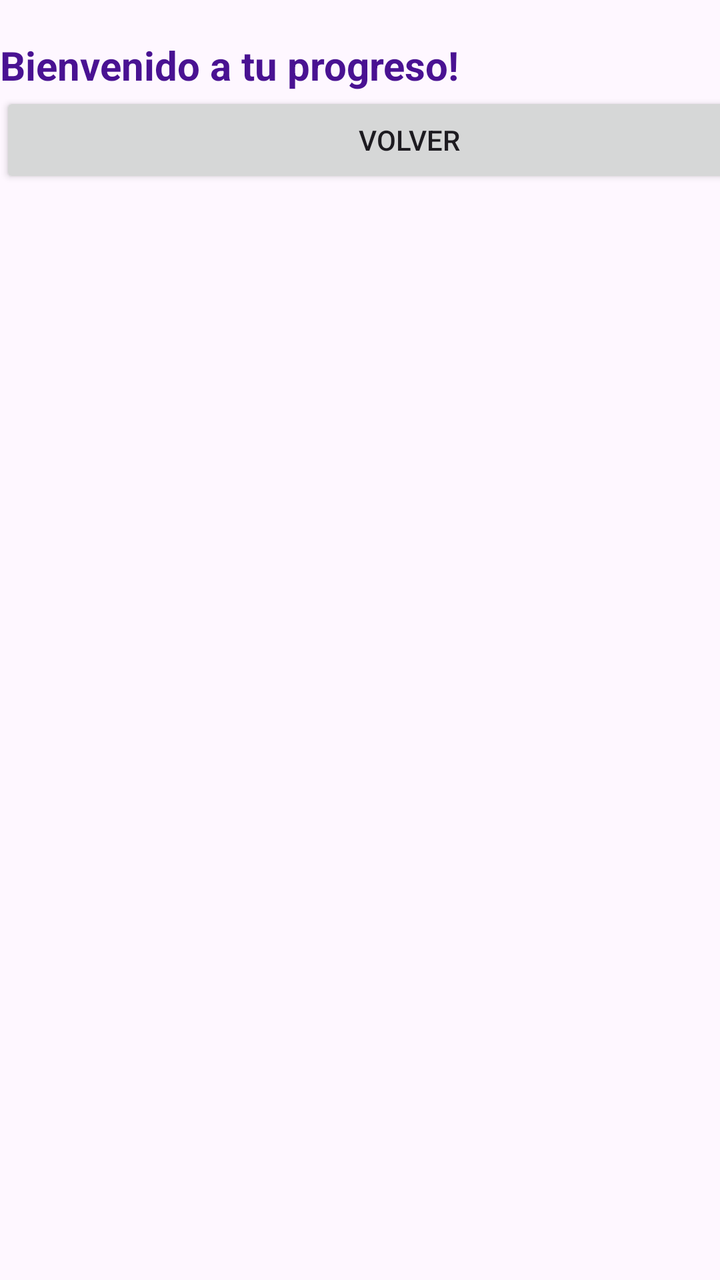
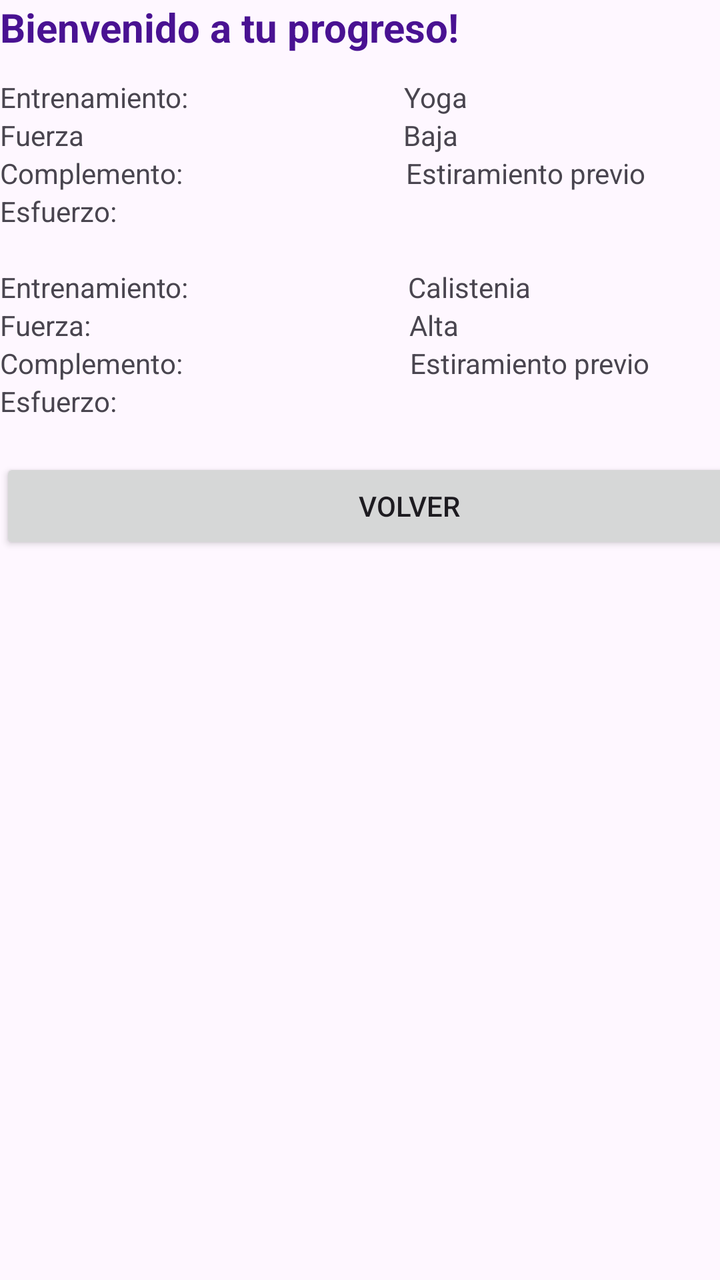

Before-and-after screenshots of an Android layout around one commit, followed by the original layout XML and the change that was made.
<!-- AndroidManifest.xml: application theme Theme.FitTrackerDave -->
<!-- res/layout/activity_recycler.xml -->
<?xml version="1.0" encoding="utf-8"?>
<androidx.constraintlayout.widget.ConstraintLayout xmlns:android="http://schemas.android.com/apk/res/android"
    xmlns:app="http://schemas.android.com/apk/res-auto"
    xmlns:tools="http://schemas.android.com/tools"
    android:id="@+id/main"
    android:layout_width="match_parent"
    android:layout_height="match_parent"
    tools:context=".Recycler">

    <LinearLayout
        android:layout_width="409dp"
        android:layout_height="729dp"
        android:orientation="vertical"
        tools:layout_editor_absoluteX="1dp"
        tools:layout_editor_absoluteY="1dp">

        <TextView
            android:id="@+id/textView6"
            android:layout_width="match_parent"
            android:layout_height="wrap_content" />

        <TextView
            android:id="@+id/textView2"
            android:layout_width="match_parent"
            android:layout_height="wrap_content"
            android:text="Bienvenido a tu progreso!"
            android:textColor="#491292"
            android:textColorLink="#7F32CA"
            android:textSize="20sp"
            android:textStyle="bold" />

        <androidx.recyclerview.widget.RecyclerView
            android:layout_width="match_parent"
            android:layout_height="wrap_content" />

        <Button
            android:id="@+id/boton_volver_recycler"
            android:layout_width="match_parent"
            android:layout_height="wrap_content"
            android:text="Volver" />
    </LinearLayout>
</androidx.constraintlayout.widget.ConstraintLayout>
<!-- resources referenced by this layout -->
<resources>
  <style name="Theme.FitTrackerDave" parent="Base.Theme.FitTrackerDave" />
  <style name="Base.Theme.FitTrackerDave" parent="Theme.Material3.DayNight.NoActionBar">
          
          
      </style>
</resources>

<!-- the commit's change to res/layout/activity_recycler.xml (unified diff, before → after) -->
@@ -15,21 +15,171 @@
         tools:layout_editor_absoluteY="1dp">
 
         <TextView
-            android:id="@+id/textView6"
-            android:layout_width="match_parent"
-            android:layout_height="wrap_content" />
-
-        <TextView
             android:id="@+id/textView2"
             android:layout_width="match_parent"
-            android:layout_height="wrap_content"
+            android:layout_height="39dp"
             android:text="Bienvenido a tu progreso!"
             android:textColor="#491292"
             android:textColorLink="#7F32CA"
             android:textSize="20sp"
             android:textStyle="bold" />
 
-        <androidx.recyclerview.widget.RecyclerView
+        <LinearLayout
+            android:layout_width="match_parent"
+            android:layout_height="wrap_content"
+            android:orientation="horizontal">
+
+            <TextView
+                android:layout_width="202dp"
+                android:layout_height="wrap_content"
+                android:text="Entrenamiento:" />
+
+            <TextView
+                android:id="@+id/textView23"
+                android:layout_width="wrap_content"
+                android:layout_height="wrap_content"
+                android:layout_weight="1"
+                android:text="Yoga" />
+
+        </LinearLayout>
+
+        <LinearLayout
+            android:layout_width="match_parent"
+            android:layout_height="wrap_content"
+            android:orientation="horizontal">
+
+            <TextView
+                android:id="@+id/textView24"
+                android:layout_width="22dp"
+                android:layout_height="wrap_content"
+                android:layout_weight="1"
+                android:text="Fuerza" />
+
+            <TextView
+                android:id="@+id/textView25"
+                android:layout_width="wrap_content"
+                android:layout_height="wrap_content"
+                android:layout_weight="1"
+                android:text="Baja" />
+        </LinearLayout>
+
+        <LinearLayout
+            android:layout_width="match_parent"
+            android:layout_height="wrap_content"
+            android:orientation="horizontal">
+
+            <TextView
+                android:id="@+id/textView26"
+                android:layout_width="117dp"
+                android:layout_height="wrap_content"
+                android:layout_weight="1"
+                android:text="Complemento:" />
+
+            <TextView
+                android:id="@+id/textView29"
+                android:layout_width="wrap_content"
+                android:layout_height="wrap_content"
+                android:layout_weight="1"
+                android:text="Estiramiento previo" />
+
+        </LinearLayout>
+
+        <LinearLayout
+            android:layout_width="match_parent"
+            android:layout_height="wrap_content"
+            android:orientation="horizontal">
+
+            <TextView
+                android:id="@+id/textView28"
+                android:layout_width="wrap_content"
+                android:layout_height="wrap_content"
+                android:layout_weight="1"
+                android:text="Esfuerzo:" />
+
+        </LinearLayout>
+
+        <TextView
+            android:id="@+id/textView6"
+            android:layout_width="match_parent"
+            android:layout_height="wrap_content" />
+
+        <LinearLayout
+            android:layout_width="match_parent"
+            android:layout_height="wrap_content"
+            android:orientation="horizontal"
+            android:text="Calistenia">
+
+            <TextView
+                android:layout_width="204dp"
+                android:layout_height="wrap_content"
+                android:text="Entrenamiento:" />
+
+            <TextView
+                android:id="@+id/textView23"
+                android:layout_width="wrap_content"
+                android:layout_height="wrap_content"
+                android:layout_weight="1"
+                android:text="Calistenia" />
+
+        </LinearLayout>
+
+        <LinearLayout
+            android:layout_width="match_parent"
+            android:layout_height="wrap_content"
+            android:orientation="horizontal">
+
+            <TextView
+                android:id="@+id/textView24"
+                android:layout_width="25dp"
+                android:layout_height="wrap_content"
+                android:layout_weight="1"
+                android:text="Fuerza:" />
+
+            <TextView
+                android:id="@+id/textView25"
+                android:layout_width="wrap_content"
+                android:layout_height="wrap_content"
+                android:layout_weight="1"
+                android:text="Alta" />
+        </LinearLayout>
+
+        <LinearLayout
+            android:layout_width="match_parent"
+            android:layout_height="wrap_content"
+            android:orientation="horizontal">
+
+            <TextView
+                android:id="@+id/textView26"
+                android:layout_width="121dp"
+                android:layout_height="wrap_content"
+                android:layout_weight="1"
+                android:text="Complemento:" />
+
+            <TextView
+                android:id="@+id/textView29"
+                android:layout_width="wrap_content"
+                android:layout_height="wrap_content"
+                android:layout_weight="1"
+                android:text="Estiramiento previo" />
+
+        </LinearLayout>
+
+        <LinearLayout
+            android:layout_width="match_parent"
+            android:layout_height="wrap_content"
+            android:orientation="horizontal">
+
+            <TextView
+                android:id="@+id/textView28"
+                android:layout_width="wrap_content"
+                android:layout_height="wrap_content"
+                android:layout_weight="1"
+                android:text="Esfuerzo:" />
+
+        </LinearLayout>
+
+        <TextView
+            android:id="@+id/textView30"
             android:layout_width="match_parent"
             android:layout_height="wrap_content" />
 
@@ -38,5 +188,6 @@
             android:layout_width="match_parent"
             android:layout_height="wrap_content"
             android:text="Volver" />
+
     </LinearLayout>
 </androidx.constraintlayout.widget.ConstraintLayout>
